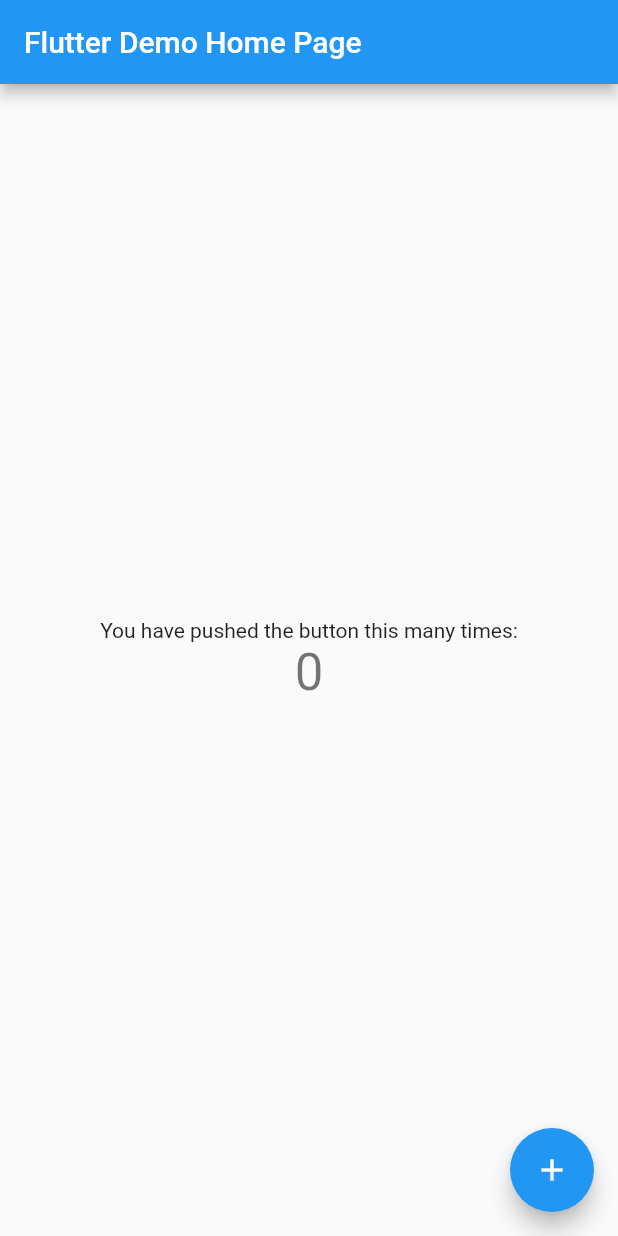
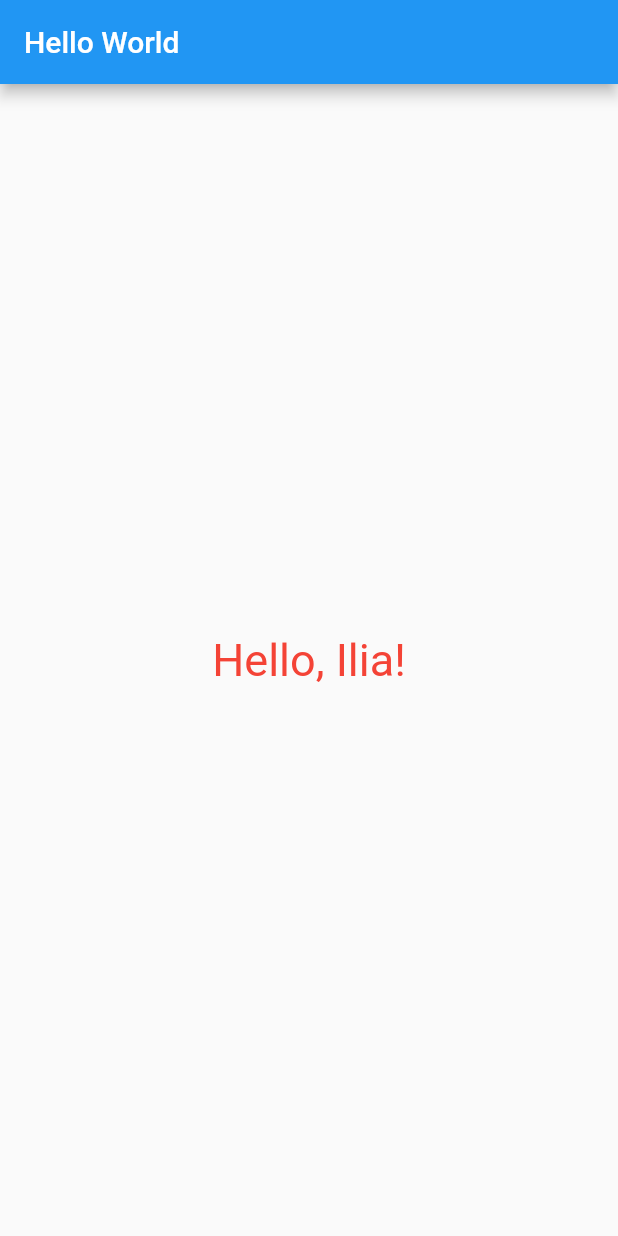
Before and after one commit to SPGC/CyprusMobDevCourse, a Flutter app: the screen it shows after launch, on a phone screen of 412 x 824 dp. Run offline on Flutter 3.47's test engine with Material 2 defaults, Android fonts, the light colour scheme and no system bars.

Commit message:
Week 6. Task 1

```diff
--- a/lib/main.dart
+++ b/lib/main.dart
@@ -1,115 +1,34 @@
+// imports packages (i.e. libraries) similar to Java
 import 'package:flutter/material.dart';
 
-void main() {
-  runApp(const MyApp());
-}
+// main function, used to launch app - note the lambda call
+void main() => runApp(const HelloWorldApp());
 
-class MyApp extends StatelessWidget {
-  const MyApp({super.key});
+// define the title as a global const so it can be used everywhere
+const title = 'Hello World';
 
-  // This widget is the root of your application.
+// this is the app - we will learn about widgets later
+class HelloWorldApp extends StatelessWidget {
+  // this is the constructor - we will learn about the 'key' later
+  const HelloWorldApp({super.key});
+
+  // this is the function that builds the UI - overridden from StatelessWidget
   @override
   Widget build(BuildContext context) {
+    // the Material app uses the Material design to form a frame: m2.material.io/design
     return MaterialApp(
-      title: 'Flutter Demo',
-      theme: ThemeData(
-        // This is the theme of your application.
-        //
-        // Try running your application with "flutter run". You'll see the
-        // application has a blue toolbar. Then, without quitting the app, try
-        // changing the primarySwatch below to Colors.green and then invoke
-        // "hot reload" (press "r" in the console where you ran "flutter run",
-        // or simply save your changes to "hot reload" in a Flutter IDE).
-        // Notice that the counter didn't reset back to zero; the application
-        // is not restarted.
-        primarySwatch: Colors.blue,
-      ),
-      home: const MyHomePage(title: 'Flutter Demo Home Page'),
-    );
+        // title (left side) is a 'named' parameter, and the title (right)
+        // is the constant value defined earlier
+        title: title,
+        // defines the appbar (on top) and also allows for floating buttons, toasts/snacks, etc.
+        home: Scaffold(
+            // simple appbar with a title
+            appBar: AppBar(title: const Text(title)),
+            // the body consists of a simple text UI element
+            body: const Center(
+                child: Text(
+              'Hello, Ilia!',
+              style: TextStyle(color: Colors.red, fontSize: 30),
+            ))));
   }
 }
-
-class MyHomePage extends StatefulWidget {
-  const MyHomePage({super.key, required this.title});
-
-  // This widget is the home page of your application. It is stateful, meaning
-  // that it has a State object (defined below) that contains fields that affect
-  // how it looks.
-
-  // This class is the configuration for the state. It holds the values (in this
-  // case the title) provided by the parent (in this case the App widget) and
-  // used by the build method of the State. Fields in a Widget subclass are
-  // always marked "final".
-
-  final String title;
-
-  @override
-  State<MyHomePage> createState() => _MyHomePageState();
-}
-
-class _MyHomePageState extends State<MyHomePage> {
-  int _counter = 0;
-
-  void _incrementCounter() {
-    setState(() {
-      // This call to setState tells the Flutter framework that something has
-      // changed in this State, which causes it to rerun the build method below
-      // so that the display can reflect the updated values. If we changed
-      // _counter without calling setState(), then the build method would not be
-      // called again, and so nothing would appear to happen.
-      _counter++;
-    });
-  }
-
-  @override
-  Widget build(BuildContext context) {
-    // This method is rerun every time setState is called, for instance as done
-    // by the _incrementCounter method above.
-    //
-    // The Flutter framework has been optimized to make rerunning build methods
-    // fast, so that you can just rebuild anything that needs updating rather
-    // than having to individually change instances of widgets.
-    return Scaffold(
-      appBar: AppBar(
-        // Here we take the value from the MyHomePage object that was created by
-        // the App.build method, and use it to set our appbar title.
-        title: Text(widget.title),
-      ),
-      body: Center(
-        // Center is a layout widget. It takes a single child and positions it
-        // in the middle of the parent.
-        child: Column(
-          // Column is also a layout widget. It takes a list of children and
-          // arranges them vertically. By default, it sizes itself to fit its
-          // children horizontally, and tries to be as tall as its parent.
-          //
-          // Invoke "debug painting" (press "p" in the console, choose the
-          // "Toggle Debug Paint" action from the Flutter Inspector in Android
-          // Studio, or the "Toggle Debug Paint" command in Visual Studio Code)
-          // to see the wireframe for each widget.
-          //
-          // Column has various properties to control how it sizes itself and
-          // how it positions its children. Here we use mainAxisAlignment to
-          // center the children vertically; the main axis here is the vertical
-          // axis because Columns are vertical (the cross axis would be
-          // horizontal).
-          mainAxisAlignment: MainAxisAlignment.center,
-          children: <Widget>[
-            const Text(
-              'You have pushed the button this many times:',
-            ),
-            Text(
-              '$_counter',
-              style: Theme.of(context).textTheme.headline4,
-            ),
-          ],
-        ),
-      ),
-      floatingActionButton: FloatingActionButton(
-        onPressed: _incrementCounter,
-        tooltip: 'Increment',
-        child: const Icon(Icons.add),
-      ), // This trailing comma makes auto-formatting nicer for build methods.
-    );
-  }
-}
```
Also changed, not shown: 1 other file.
